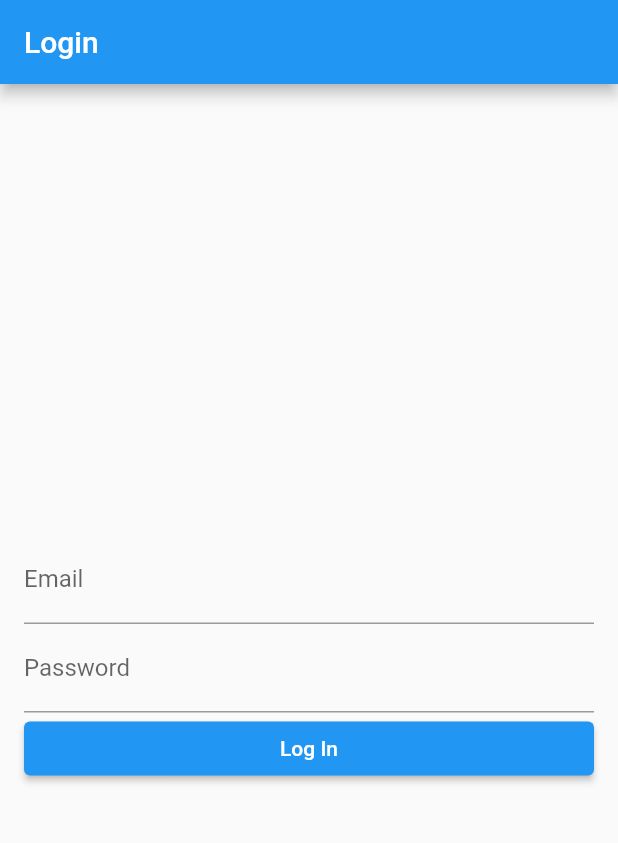
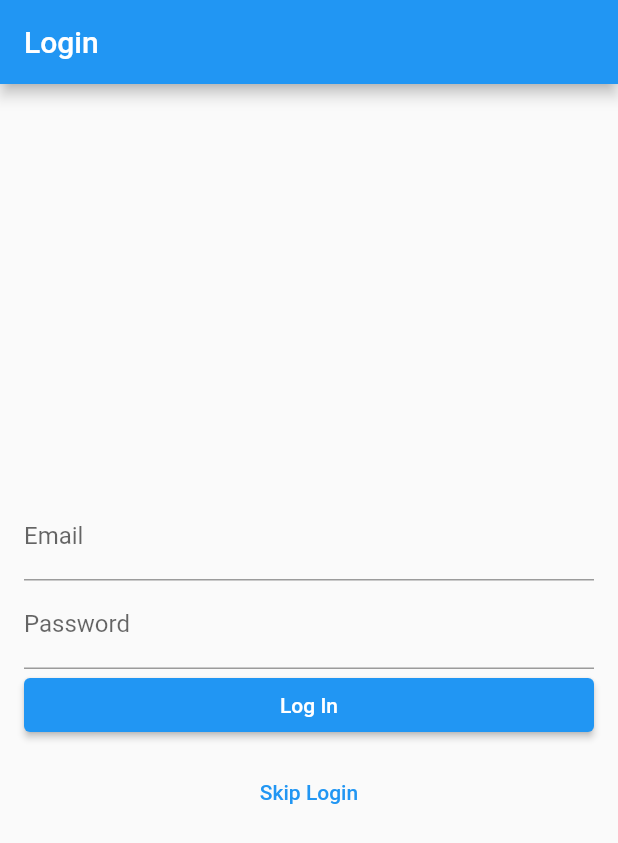
Before and after one commit to akovacheva/lab3_4_5_mis, a Flutter app: the screen it shows after launch, on a phone screen of 412 x 824 dp. Shown: the top 843 px of the screen. Run offline on Flutter 3.47's test engine with Material 2 defaults, Android fonts, the phone set to English and light mode, and no system bars; our stand-ins replace firebase_auth, firebase_core, firebase_messaging, table_calendar; accounts and stored records are empty.

Commit message:
added skip button

```diff
--- a/lib/login_screen.dart
+++ b/lib/login_screen.dart
@@ -6,8 +6,10 @@ import 'package:lab3_mis/main.dart';
 class LoginScreen extends StatefulWidget {
   final List<Map<String, String>> predefinedUsers;
   final Function(String email, String password) onLogin;
+  final VoidCallback onSkip;
+  final List<Map<String, String>> exams;
 
-  const LoginScreen({Key? key, required this.predefinedUsers, required this.onLogin})
+  const LoginScreen({Key? key, required this.predefinedUsers, required this.onLogin, required this.onSkip, required this.exams})
       : super(key: key);
 
   @override
@@ -40,9 +42,18 @@ class _LoginScreenState extends State<LoginScreen> {
     }
   }
 
+  void _handleSkip() {
+    Navigator.pushReplacement(
+      context,
+      MaterialPageRoute(builder: (context) => ExamList(exams: widget.exams)),
+    );
+  }
+
+
   @override
   Widget build(BuildContext context) {
-    return Scaffold(
+    return Material(
+      child: Scaffold(
       appBar: AppBar(
         title: Text('Login'),
       ),
@@ -65,9 +76,15 @@ class _LoginScreenState extends State<LoginScreen> {
               onPressed: _loginWithEmailAndPassword,
               child: Text('Log In'),
             ),
-          ],
+            const SizedBox(height: 10),
+            TextButton(
+              onPressed: _handleSkip,
+              child: const Text('Skip Login'),
+            )
+    ],
         ),
       ),
+    ),
     );
   }
 }
```
Also changed, not shown: lib/main.dart (+27 -7 lines).
